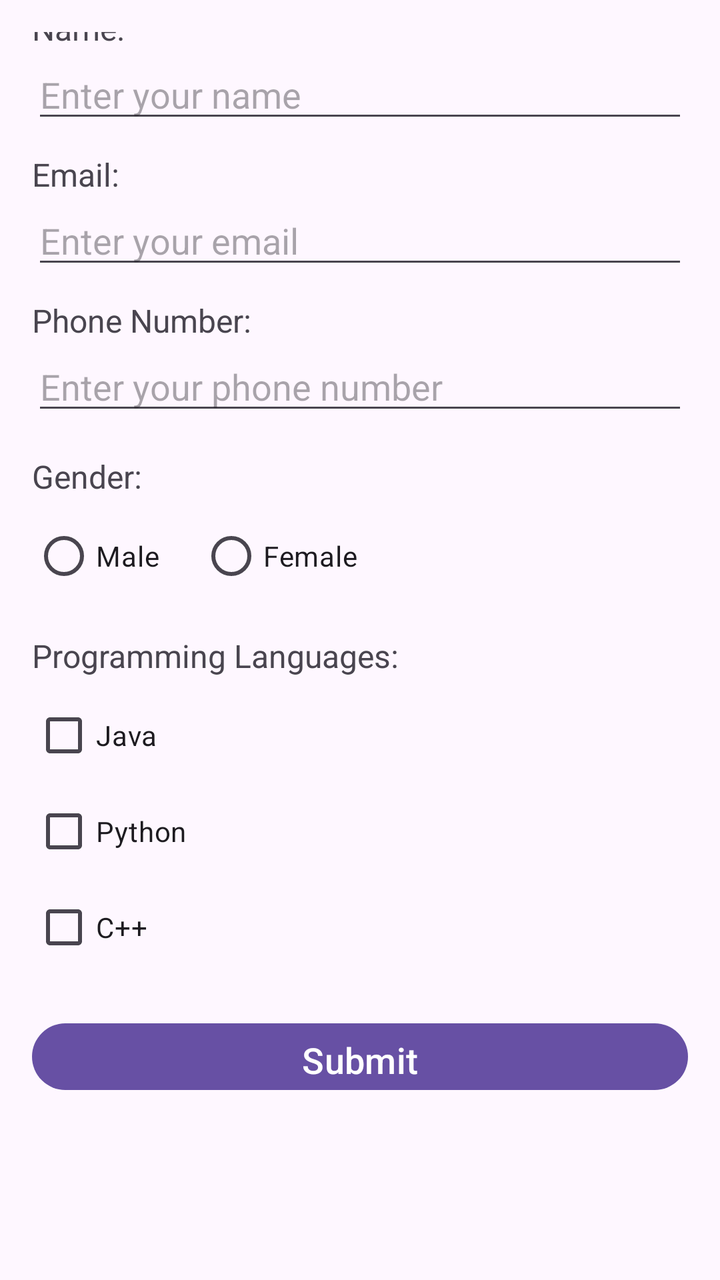
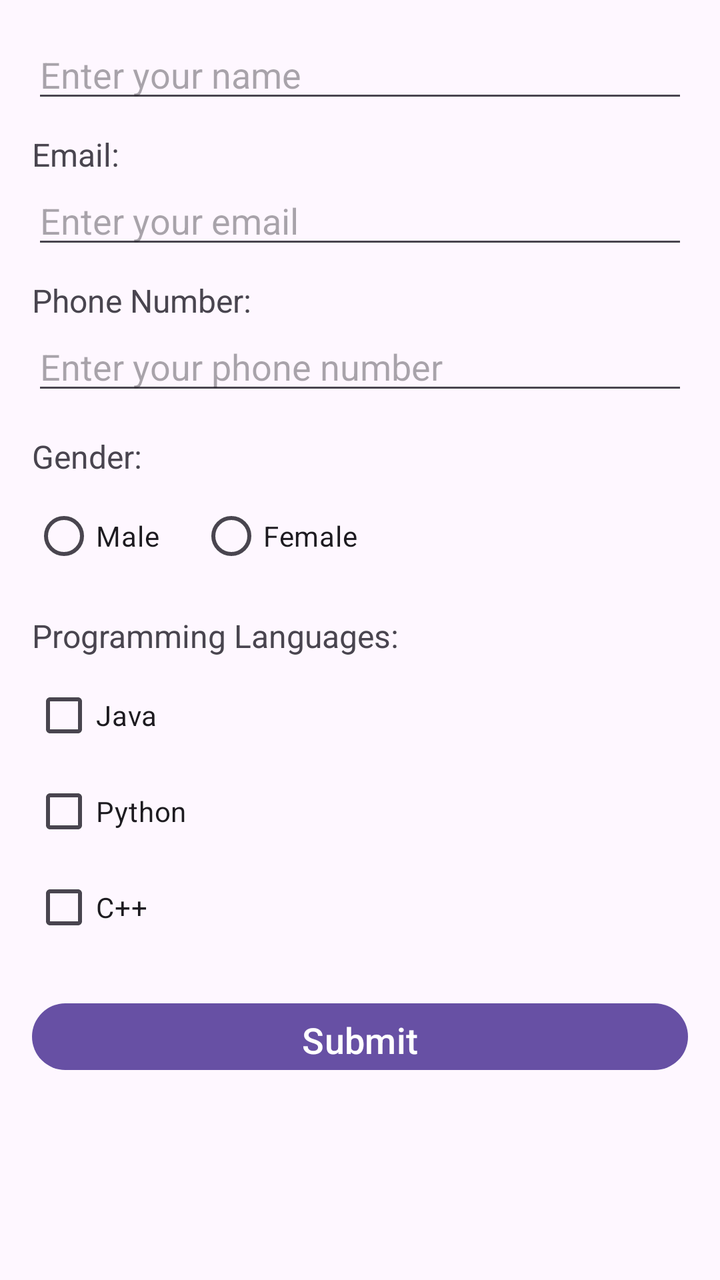

Two renders of the same Android screen: before a commit and after it. Below are the layout's source before the change and the commit's diff.
<!-- AndroidManifest.xml: application theme Theme.AndroidCLASS -->
<!-- res/layout/activity_main.xml -->
<?xml version="1.0" encoding="utf-8"?>
<LinearLayout xmlns:android="http://schemas.android.com/apk/res/android"
    android:id="@+id/main"
    android:layout_width="match_parent"
    android:layout_height="match_parent"
    android:orientation="vertical"
    android:padding="16dp"
    android:gravity="center">

    <TextView
        android:layout_width="wrap_content"
        android:layout_height="wrap_content"
        android:text="Student Registration Form"
        android:textSize="24sp"
        android:textStyle="bold"
        android:layout_marginBottom="20dp" />

    
    <TextView
        android:layout_width="wrap_content"
        android:layout_height="wrap_content"
        android:text="Name:"
        android:textSize="16sp"
        android:layout_gravity="start"
        android:layout_marginTop="10dp" />

    <EditText
        android:id="@+id/editTextName"
        android:layout_width="match_parent"
        android:layout_height="wrap_content"
        android:hint="Enter your name"
        android:inputType="textPersonName" />

    
    <TextView
        android:layout_width="wrap_content"
        android:layout_height="wrap_content"
        android:text="Email:"
        android:textSize="16sp"
        android:layout_gravity="start"
        android:layout_marginTop="10dp" />

    <EditText
        android:id="@+id/editTextEmail"
        android:layout_width="match_parent"
        android:layout_height="wrap_content"
        android:hint="Enter your email"
        android:inputType="textEmailAddress" />

    
    <TextView
        android:layout_width="wrap_content"
        android:layout_height="wrap_content"
        android:text="Phone Number:"
        android:textSize="16sp"
        android:layout_gravity="start"
        android:layout_marginTop="10dp" />

    <EditText
        android:id="@+id/editTextPhone"
        android:layout_width="match_parent"
        android:layout_height="wrap_content"
        android:hint="Enter your phone number"
        android:inputType="phone" />

    
    <TextView
        android:layout_width="wrap_content"
        android:layout_height="wrap_content"
        android:text="Gender:"
        android:textSize="16sp"
        android:layout_gravity="start"
        android:layout_marginTop="15dp" />

    <RadioGroup
        android:id="@+id/radioGroupGender"
        android:layout_width="match_parent"
        android:layout_height="wrap_content"
        android:orientation="horizontal"
        android:layout_marginTop="5dp">

        <RadioButton
            android:id="@+id/radioMale"
            android:layout_width="wrap_content"
            android:layout_height="wrap_content"
            android:text="Male"
            android:layout_marginEnd="20dp" />

        <RadioButton
            android:id="@+id/radioFemale"
            android:layout_width="wrap_content"
            android:layout_height="wrap_content"
            android:text="Female" />

    </RadioGroup>

    
    <TextView
        android:layout_width="wrap_content"
        android:layout_height="wrap_content"
        android:text="Programming Languages:"
        android:textSize="16sp"
        android:layout_gravity="start"
        android:layout_marginTop="15dp" />

    <LinearLayout
        android:layout_width="match_parent"
        android:layout_height="wrap_content"
        android:orientation="vertical"
        android:layout_marginTop="5dp">

        <CheckBox
            android:id="@+id/checkBoxJava"
            android:layout_width="wrap_content"
            android:layout_height="wrap_content"
            android:text="Java" />

        <CheckBox
            android:id="@+id/checkBoxPython"
            android:layout_width="wrap_content"
            android:layout_height="wrap_content"
            android:text="Python" />

        <CheckBox
            android:id="@+id/checkBoxCpp"
            android:layout_width="wrap_content"
            android:layout_height="wrap_content"
            android:text="C++" />

    </LinearLayout>

    
    <Button
        android:id="@+id/buttonSubmit"
        android:layout_width="match_parent"
        android:layout_height="wrap_content"
        android:text="Submit"
        android:layout_marginTop="20dp"
        android:textSize="18sp" />

    
    <Button
        android:id="@+id/buttonGoToLogin"
        android:layout_width="match_parent"
        android:layout_height="wrap_content"
        android:text="Go to Login Screen"
        android:layout_marginTop="10dp"
        android:textSize="16sp"
        android:backgroundTint="@android:color/holo_blue_dark" />

    
    <Button
        android:id="@+id/buttonGoToProfile"
        android:layout_width="match_parent"
        android:layout_height="wrap_content"
        android:text="Go to Profile Screen"
        android:layout_marginTop="10dp"
        android:textSize="16sp"
        android:backgroundTint="@android:color/holo_green_dark" />

    
    <Button
        android:id="@+id/buttonGoToCitySelection"
        android:layout_width="match_parent"
        android:layout_height="wrap_content"
        android:text="Go to City Selection"
        android:layout_marginTop="10dp"
        android:textSize="16sp"
        android:backgroundTint="@android:color/holo_orange_dark" />

    
    <Button
        android:id="@+id/buttonGoToLanguageSelection"
        android:layout_width="match_parent"
        android:layout_height="wrap_content"
        android:text="Go to Language Selection"
        android:layout_marginTop="10dp"
        android:textSize="16sp"
        android:backgroundTint="@android:color/holo_purple" />

    
    <Button
        android:id="@+id/buttonGoToImplicitIntent"
        android:layout_width="match_parent"
        android:layout_height="wrap_content"
        android:text="Go to Implicit Intent Examples"
        android:layout_marginTop="10dp"
        android:textSize="16sp"
        android:backgroundTint="@android:color/darker_gray" />

    
    <Button
        android:id="@+id/buttonGoToStudentForm"
        android:layout_width="match_parent"
        android:layout_height="wrap_content"
        android:text="Go to Student Form"
        android:layout_marginTop="10dp"
        android:textSize="16sp"
        android:backgroundTint="@android:color/holo_purple" />

    
    <Button
        android:id="@+id/buttonGoToHelloName"
        android:layout_width="match_parent"
        android:layout_height="wrap_content"
        android:text="Go to Hello Name App"
        android:layout_marginTop="10dp"
        android:textSize="16sp"
        android:backgroundTint="@android:color/holo_blue_dark" />

    
    <Button
        android:id="@+id/buttonGoToColorPicker"
        android:layout_width="match_parent"
        android:layout_height="wrap_content"
        android:text="Go to Color Picker App"
        android:layout_marginTop="10dp"
        android:textSize="16sp"
        android:backgroundTint="@android:color/holo_red_dark" />

    
    <Button
        android:id="@+id/buttonGoToRadioButton"
        android:layout_width="match_parent"
        android:layout_height="wrap_content"
        android:text="Go to RadioButton Example"
        android:layout_marginTop="10dp"
        android:textSize="16sp"
        android:backgroundTint="@android:color/holo_blue_bright" />

    
    <Button
        android:id="@+id/buttonGoToCardView"
        android:layout_width="match_parent"
        android:layout_height="wrap_content"
        android:text="Go to CardView Example"
        android:layout_marginTop="10dp"
        android:textSize="16sp"
        android:backgroundTint="@android:color/holo_purple" />

    
    <Button
        android:id="@+id/buttonGoToFragment"
        android:layout_width="match_parent"
        android:layout_height="wrap_content"
        android:text="Go to Fragment Example"
        android:layout_marginTop="10dp"
        android:textSize="16sp"
        android:backgroundTint="@android:color/holo_blue_bright" />

    
    <Button
        android:id="@+id/buttonGoToSplash"
        android:layout_width="match_parent"
        android:layout_height="wrap_content"
        android:text="Go to Splash Screen Demo"
        android:layout_marginTop="10dp"
        android:textSize="16sp"
        android:backgroundTint="@android:color/holo_green_dark" />

    
    <Button
        android:id="@+id/buttonGoToListView"
        android:layout_width="match_parent"
        android:layout_height="wrap_content"
        android:text="Go to ListView with Adapter"
        android:layout_marginTop="10dp"
        android:textSize="16sp"
        android:backgroundTint="@android:color/holo_orange_dark" />

    
    <Button
        android:id="@+id/buttonGoToViewPager"
        android:layout_width="match_parent"
        android:layout_height="wrap_content"
        android:text="Go to ViewPager Example"
        android:layout_marginTop="10dp"
        android:textSize="16sp"
        android:backgroundTint="@android:color/holo_blue_dark" />

    
    <Button
        android:id="@+id/buttonGoToContextMenu"
        android:layout_width="match_parent"
        android:layout_height="wrap_content"
        android:text="Go to Context Menu Example"
        android:layout_marginTop="10dp"
        android:textSize="16sp"
        android:backgroundTint="@android:color/holo_red_light" />

</LinearLayout>
<!-- resources referenced by this layout -->
<resources>
  <style name="Theme.AndroidCLASS" parent="Base.Theme.AndroidCLASS" />
  <style name="Base.Theme.AndroidCLASS" parent="Theme.Material3.DayNight.NoActionBar">
          
          
      </style>
</resources>

<!-- the commit's change to res/layout/activity_main.xml (unified diff, before → after) -->
@@ -288,4 +288,26 @@
         android:textSize="16sp"
         android:backgroundTint="@android:color/holo_red_light" />
 
+    
+    <Button
+        android:id="@+id/buttonGoToCollegeWebsite"
+        android:layout_width="match_parent"
+        android:layout_height="wrap_content"
+        android:text="Go to College Website"
+        android:layout_marginTop="10dp"
+        android:textSize="16sp"
+        android:backgroundTint="@android:color/holo_green_dark" />
+
+    
+    <Button
+        android:id="@+id/buttonGoToCampusLostFound"
+        android:layout_width="match_parent"
+        android:layout_height="wrap_content"
+        android:text="Campus Lost &amp; Found App 📱"
+        android:layout_marginTop="10dp"
+        android:textSize="16sp"
+        android:backgroundTint="@android:color/holo_purple"
+        android:drawableLeft="@android:drawable/ic_menu_search"
+        android:drawablePadding="8dp" />
+
 </LinearLayout>
